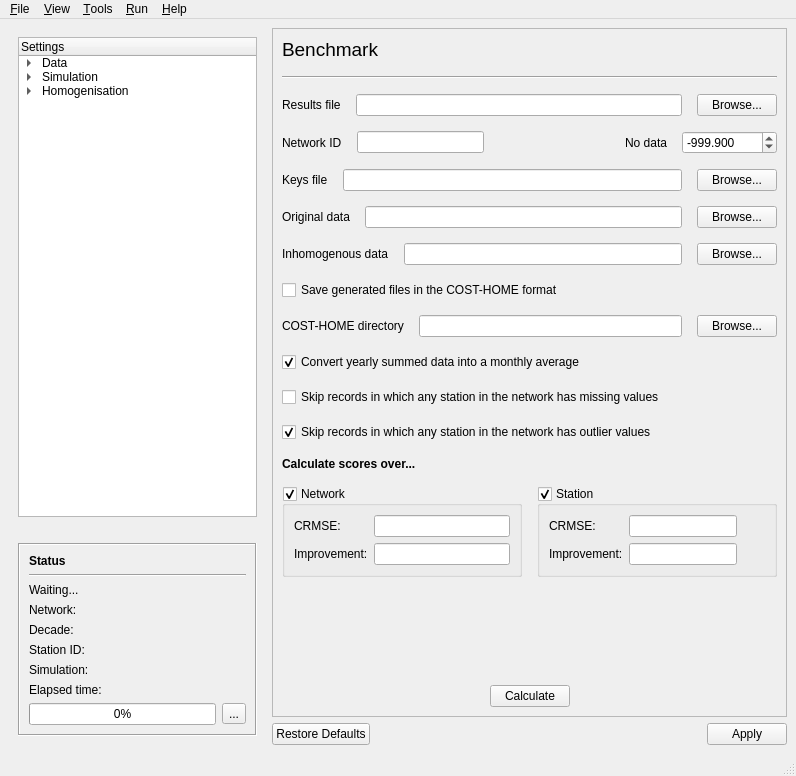
This is GSIMCLI/interface/gsimcli.ui in iled/gsimcli as Qt 5 draws it before an edit. The edited form follows.
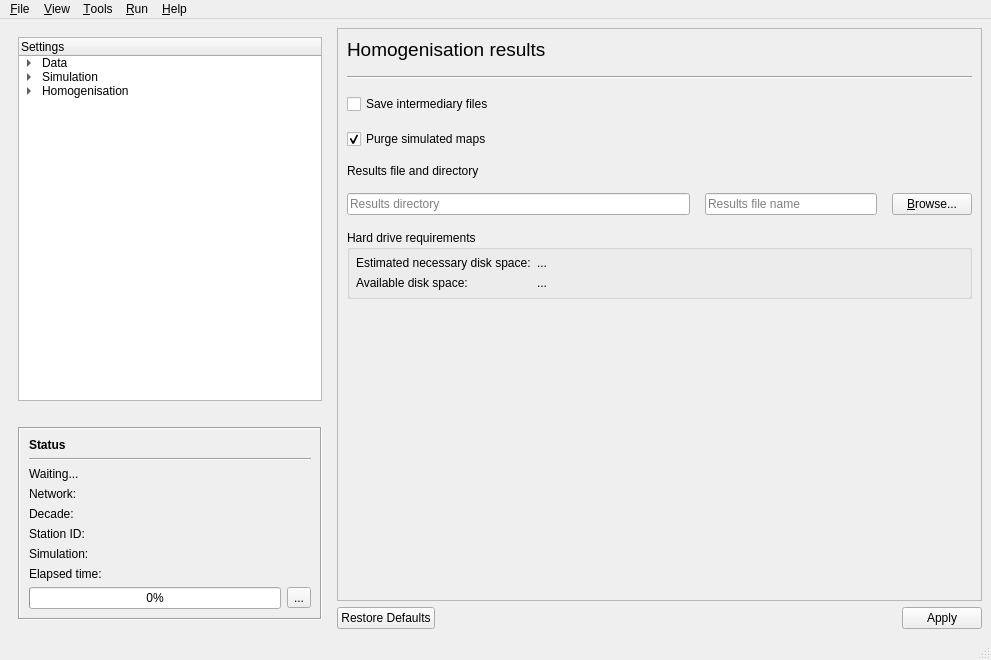
This is the edited form.

Commit message:
refactoring widget to module
refactored the ToolsBenchmark widget on stackedWidget to a separated ui
file and its corresponding py module.

The edit to the form file:
```diff
--- a/GSIMCLI/interface/gsimcli.ui
+++ b/GSIMCLI/interface/gsimcli.ui
@@ -6,8 +6,8 @@
    <rect>
     <x>0</x>
     <y>0</y>
-    <width>796</width>
-    <height>776</height>
+    <width>991</width>
+    <height>660</height>
    </rect>
   </property>
   <property name="windowTitle">
@@ -366,7 +366,7 @@
           <enum>QFrame::Raised</enum>
          </property>
          <property name="currentIndex">
-          <number>9</number>
+          <number>8</number>
          </property>
          <widget class="QWidget" name="DataLoad">
           <layout class="QVBoxLayout" name="verticalLayout_8">
@@ -2516,406 +2516,6 @@
            </item>
           </layout>
          </widget>
-         <widget class="QWidget" name="ToolsBenchmark">
-          <layout class="QVBoxLayout" name="verticalLayout_31">
-           <property name="spacing">
-            <number>15</number>
-           </property>
-           <item>
-            <layout class="QVBoxLayout" name="verticalLayout_30">
-             <item>
-              <widget class="QLabel" name="label_64">
-               <property name="font">
-                <font>
-                 <pointsize>14</pointsize>
-                 <weight>50</weight>
-                 <bold>false</bold>
-                </font>
-               </property>
-               <property name="text">
-                <string>Benchmark</string>
-               </property>
-              </widget>
-             </item>
-             <item>
-              <widget class="Line" name="line_11">
-               <property name="orientation">
-                <enum>Qt::Horizontal</enum>
-               </property>
-              </widget>
-             </item>
-            </layout>
-           </item>
-           <item>
-            <layout class="QHBoxLayout" name="horizontalLayout_28">
-             <item>
-              <widget class="QLabel" name="TB_labelResultsFile">
-               <property name="text">
-                <string>Results file</string>
-               </property>
-              </widget>
-             </item>
-             <item>
-              <widget class="QLineEdit" name="TB_lineResultsFile"/>
-             </item>
-             <item>
-              <widget class="QPushButton" name="TB_buttonResultsFile">
-               <property name="text">
-                <string>Browse...</string>
-               </property>
-              </widget>
-             </item>
-            </layout>
-           </item>
-           <item>
-            <layout class="QHBoxLayout" name="horizontalLayout_29">
-             <item>
-              <widget class="QLabel" name="TB_labelNetworkID">
-               <property name="enabled">
-                <bool>true</bool>
-               </property>
-               <property name="text">
-                <string>Network ID</string>
-               </property>
-              </widget>
-             </item>
-             <item>
-              <widget class="QLineEdit" name="TB_lineNetworkID">
-               <property name="enabled">
-                <bool>true</bool>
-               </property>
-              </widget>
-             </item>
-             <item>
-              <spacer name="horizontalSpacer_18">
-               <property name="orientation">
-                <enum>Qt::Horizontal</enum>
-               </property>
-               <property name="sizeHint" stdset="0">
-                <size>
-                 <width>40</width>
-                 <height>20</height>
-                </size>
-               </property>
-              </spacer>
-             </item>
-             <item>
-              <widget class="QLabel" name="TB_labelNoData">
-               <property name="text">
-                <string>No data</string>
-               </property>
-              </widget>
-             </item>
-             <item>
-              <widget class="QDoubleSpinBox" name="TB_spinNoData">
-               <property name="decimals">
-                <number>3</number>
-               </property>
-               <property name="minimum">
-                <double>-1000000000.000000000000000</double>
-               </property>
-               <property name="maximum">
-                <double>1000000000.000000000000000</double>
-               </property>
-               <property name="value">
-                <double>-999.899999999999977</double>
-               </property>
-              </widget>
-             </item>
-            </layout>
-           </item>
-           <item>
-            <layout class="QHBoxLayout" name="horizontalLayout_31">
-             <item>
-              <widget class="QLabel" name="TB_labelKeysFile">
-               <property name="text">
-                <string>Keys file</string>
-               </property>
-              </widget>
-             </item>
-             <item>
-              <widget class="QLineEdit" name="TB_lineKeysFile"/>
-             </item>
-             <item>
-              <widget class="QPushButton" name="TB_buttonKeysFile">
-               <property name="text">
-                <string>Browse...</string>
-               </property>
-              </widget>
-             </item>
-            </layout>
-           </item>
-           <item>
-            <layout class="QHBoxLayout" name="horizontalLayout_33">
-             <item>
-              <widget class="QLabel" name="TB_labelOrig">
-               <property name="text">
-                <string>Original data</string>
-               </property>
-              </widget>
-             </item>
-             <item>
-              <widget class="QLineEdit" name="TB_lineOrig"/>
-             </item>
-             <item>
-              <widget class="QPushButton" name="TB_buttonOrig">
-               <property name="text">
-                <string>Browse...</string>
-               </property>
-              </widget>
-             </item>
-            </layout>
-           </item>
-           <item>
-            <layout class="QHBoxLayout" name="horizontalLayout_34">
-             <item>
-              <widget class="QLabel" name="TB_labelInho">
-               <property name="text">
-                <string>Inhomogenous data</string>
-               </property>
-              </widget>
-             </item>
-             <item>
-              <widget class="QLineEdit" name="TB_lineInho"/>
-             </item>
-             <item>
-              <widget class="QPushButton" name="TB_buttonInho">
-               <property name="text">
-                <string>Browse...</string>
-               </property>
-              </widget>
-             </item>
-            </layout>
-           </item>
-           <item>
-            <widget class="QCheckBox" name="TB_checkSaveCost">
-             <property name="text">
-              <string>Save generated files in the COST-HOME format</string>
-             </property>
-            </widget>
-           </item>
-           <item>
-            <layout class="QHBoxLayout" name="horizontalLayout_32">
-             <item>
-              <widget class="QLabel" name="TB_labelSaveCost">
-               <property name="enabled">
-                <bool>true</bool>
-               </property>
-               <property name="text">
-                <string>COST-HOME directory</string>
-               </property>
-              </widget>
-             </item>
-             <item>
-              <widget class="QLineEdit" name="TB_lineSaveCost">
-               <property name="enabled">
-                <bool>true</bool>
-               </property>
-              </widget>
-             </item>
-             <item>
-              <widget class="QPushButton" name="TB_buttonSaveCost">
-               <property name="enabled">
-                <bool>true</bool>
-               </property>
-               <property name="text">
-                <string>Browse...</string>
-               </property>
-              </widget>
-             </item>
-            </layout>
-           </item>
-           <item>
-            <widget class="QCheckBox" name="TB_checkAverageYearly">
-             <property name="text">
-              <string>Convert yearly summed data into a monthly average</string>
-             </property>
-             <property name="checked">
-              <bool>true</bool>
-             </property>
-            </widget>
-           </item>
-           <item>
-            <widget class="QCheckBox" name="TB_checkSkipMissing">
-             <property name="text">
-              <string>Skip records in which any station in the network has missing values</string>
-             </property>
-            </widget>
-           </item>
-           <item>
-            <widget class="QCheckBox" name="TB_checkSkipOutlier">
-             <property name="text">
-              <string>Skip records in which any station in the network has outlier values</string>
-             </property>
-             <property name="checked">
-              <bool>true</bool>
-             </property>
-            </widget>
-           </item>
-           <item>
-            <widget class="QLabel" name="label_10">
-             <property name="font">
-              <font>
-               <weight>75</weight>
-               <bold>true</bold>
-              </font>
-             </property>
-             <property name="text">
-              <string>Calculate scores over...</string>
-             </property>
-            </widget>
-           </item>
-           <item>
-            <layout class="QHBoxLayout" name="horizontalLayout_35" stretch="0,0">
-             <property name="sizeConstraint">
-              <enum>QLayout::SetDefaultConstraint</enum>
-             </property>
-             <item>
-              <widget class="QGroupBox" name="TB_groupNetwork">
-               <property name="title">
-                <string>Network</string>
-               </property>
-               <property name="checkable">
-                <bool>true</bool>
-               </property>
-               <layout class="QFormLayout" name="formLayout_9">
-                <item row="0" column="0">
-                 <widget class="QLabel" name="TB_labelNetworkCRMSE">
-                  <property name="text">
-                   <string>CRMSE:</string>
-                  </property>
-                 </widget>
-                </item>
-                <item row="0" column="1">
-                 <widget class="QLineEdit" name="TB_lineNetworkCRMSE">
-                  <property name="frame">
-                   <bool>true</bool>
-                  </property>
-                  <property name="readOnly">
-                   <bool>true</bool>
-                  </property>
-                 </widget>
-                </item>
-                <item row="1" column="0">
-                 <widget class="QLabel" name="TB_labelNetworkImprov">
-                  <property name="text">
-                   <string>Improvement:</string>
-                  </property>
-                 </widget>
-                </item>
-                <item row="1" column="1">
-                 <widget class="QLineEdit" name="TB_lineNetworkImprov">
-                  <property name="readOnly">
-                   <bool>true</bool>
-                  </property>
-                 </widget>
-                </item>
-               </layout>
-              </widget>
-             </item>
-             <item>
-              <widget class="QGroupBox" name="TB_groupStation">
-               <property name="title">
-                <string>Station</string>
-               </property>
-               <property name="flat">
-                <bool>false</bool>
-               </property>
-               <property name="checkable">
-                <bool>true</bool>
-               </property>
-               <layout class="QFormLayout" name="formLayout_8">
-                <property name="fieldGrowthPolicy">
-                 <enum>QFormLayout::FieldsStayAtSizeHint</enum>
-                </property>
-                <item row="0" column="0">
-                 <widget class="QLabel" name="TB_labelStationCRMSE">
-                  <property name="text">
-                   <string>CRMSE:</string>
-                  </property>
-                 </widget>
-                </item>
-                <item row="0" column="1">
-                 <widget class="QLineEdit" name="TB_lineStationImprov">
-                  <property name="readOnly">
-                   <bool>true</bool>
-                  </property>
-                 </widget>
-                </item>
-                <item row="1" column="0">
-                 <widget class="QLabel" name="TB_labelStationImprov">
-                  <property name="text">
-                   <string>Improvement:</string>
-                  </property>
-                 </widget>
-                </item>
-                <item row="1" column="1">
-                 <widget class="QLineEdit" name="TB_lineStationCRMSE">
-                  <property name="readOnly">
-                   <bool>true</bool>
-                  </property>
-                 </widget>
-                </item>
-               </layout>
-              </widget>
-             </item>
-            </layout>
-           </item>
-           <item>
-            <spacer name="verticalSpacer_11">
-             <property name="orientation">
-              <enum>Qt::Vertical</enum>
-             </property>
-             <property name="sizeHint" stdset="0">
-              <size>
-               <width>20</width>
-               <height>11</height>
-              </size>
-             </property>
-            </spacer>
-           </item>
-           <item>
-            <layout class="QHBoxLayout" name="horizontalLayout_30">
-             <item>
-              <spacer name="horizontalSpacer_17">
-               <property name="orientation">
-                <enum>Qt::Horizontal</enum>
-               </property>
-               <property name="sizeHint" stdset="0">
-                <size>
-                 <width>40</width>
-                 <height>20</height>
-                </size>
-               </property>
-              </spacer>
-             </item>
-             <item>
-              <widget class="QPushButton" name="TB_buttonCalculate">
-               <property name="text">
-                <string>Calculate</string>
-               </property>
-               <property name="autoDefault">
-                <bool>false</bool>
-               </property>
-              </widget>
-             </item>
-             <item>
-              <spacer name="horizontalSpacer_19">
-               <property name="orientation">
-                <enum>Qt::Horizontal</enum>
-               </property>
-               <property name="sizeHint" stdset="0">
-                <size>
-                 <width>40</width>
-                 <height>20</height>
-                </size>
-               </property>
-              </spacer>
-             </item>
-            </layout>
-           </item>
-          </layout>
-         </widget>
         </widget>
        </item>
        <item>
@@ -2935,7 +2535,7 @@
     <rect>
      <x>0</x>
      <y>0</y>
-     <width>796</width>
+     <width>991</width>
      <height>22</height>
     </rect>
    </property>
```
The commit also changes 1 other file.
